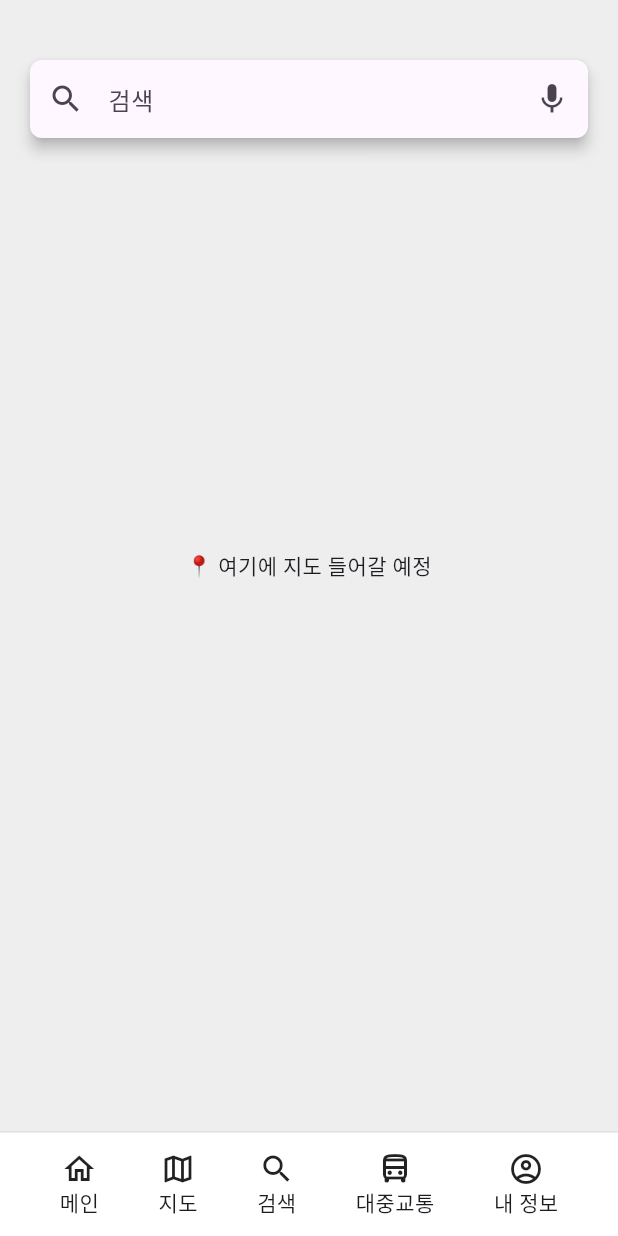
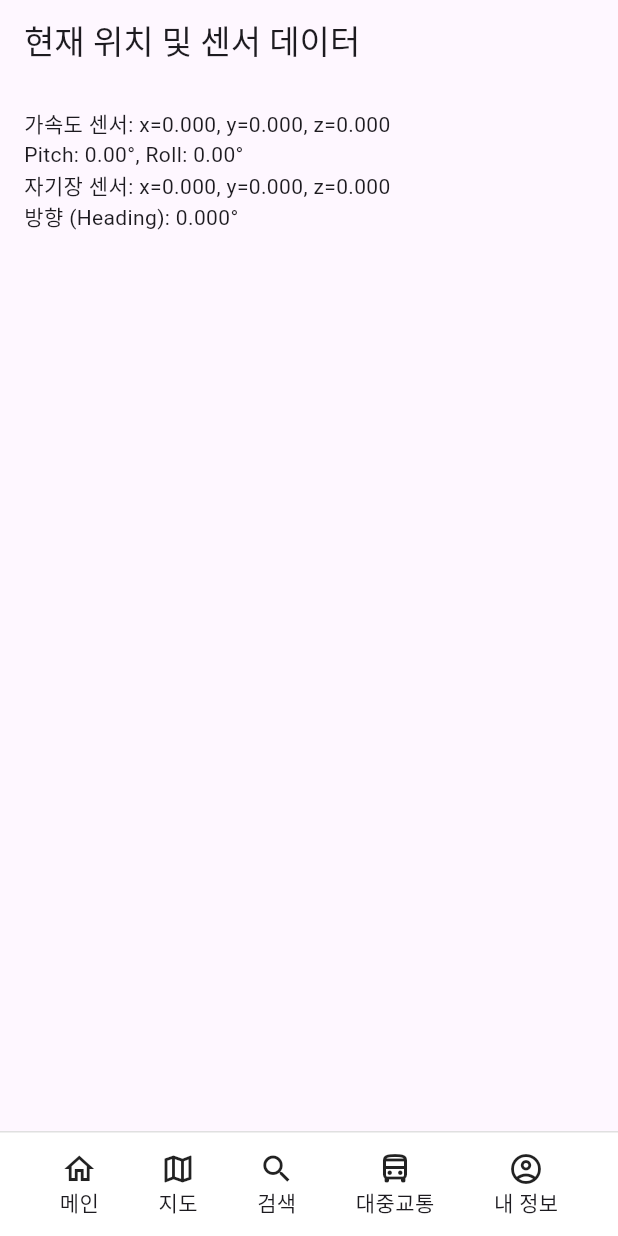
Before and after one commit to qwertyLEEJK/capstone-design, a Flutter app: the screen it shows after launch, on a phone screen of 412 x 824 dp. Run offline on Flutter 3.47's test engine with Material 3 defaults, Android fonts, the phone set to English and light mode, and no system bars; our stand-ins replace get; project files that could hold a hidden picture were left out.

Commit message:
feat sensor data

```diff
--- a/lib/function/sensor_controller.dart
+++ b/lib/function/sensor_controller.dart
@@ -1,6 +1,6 @@
 import 'package:get/get.dart';
 
-class SensorData{
+class SensorData {
   double x;
   double y;
   double z;
@@ -12,9 +12,9 @@ class SensorData{
 }
 
 class SensorController extends GetxController {
-  var accelerometer = SensorData(0, 0, 0).obs; //가속센서
-  var magnetometer = SensorData(0, 0, 0).obs; //지자기센서
-  var direction = 0.0.obs; //방향센서
+  var accelerometer = SensorData(0, 0, 0).obs; // 가속센서
+  var magnetometer = SensorData(0, 0, 0).obs;  // 지자기센서
+  var direction = 0.0.obs;                      // 방향센서
 
   void updateAccelerometer(double x, double y, double z) {
     accelerometer.value = SensorData(x, y, z);
@@ -24,7 +24,18 @@ class SensorController extends GetxController {
     magnetometer.value = SensorData(x, y, z);
   }
 
-  void updateDirection(double heading) {
+  // pitch와 roll도 같이 업데이트하는 메서드
+  void updateDirection(double heading, double pitch, double roll) {
     direction.value = heading;
+    // 기존 accelerometer 객체를 복사해 pitch, roll, heading 반영
+    final current = accelerometer.value;
+    accelerometer.value = SensorData(
+      current.x,
+      current.y,
+      current.z,
+      pitch: pitch,
+      roll: roll,
+      heading: heading,
+    );
   }
 }
--- a/lib/main.dart
+++ b/lib/main.dart
@@ -1,6 +1,7 @@
 import 'package:flutter/material.dart';
 import 'screens/campus_map_screen.dart';
 import 'components/bottom_Navbar.dart';
+import 'screens/sensor_test.dart';
 
 void main() {
   runApp(const MyApp());
@@ -16,7 +17,7 @@ class MyApp extends StatelessWidget {
       debugShowCheckedModeBanner: false,
       theme: ThemeData(useMaterial3: true),
       home: Scaffold(
-        body: CampusMapScreen(),
+        body: Sensor_test(),
         bottomNavigationBar: BottomNavBar(
           navigating: false,
           onStopNavigation: () {},
--- /dev/null
+++ b/lib/screens/sensor_test.dart
@@ -0,0 +1,36 @@
+import 'package:flutter/material.dart';
+import 'package:get/get.dart';
+import '../function/sensor_controller.dart'; // 실제 경로 맞게 수정
+
+class Sensor_test extends StatelessWidget {
+  final SensorController sensorController = Get.put(SensorController());
+
+  Sensor_test({super.key});
+
+  String radToDegree(double rad) => (rad * 180 / 3.141592653589793).toStringAsFixed(2);
+
+  @override
+  Widget build(BuildContext context) {
+    return Scaffold(
+      appBar: AppBar(title: const Text('현재 위치 및 센서 데이터')),
+      body: Padding(
+        padding: const EdgeInsets.all(16.0),
+        child: Obx(() {
+          final accel = sensorController.accelerometer.value;
+          final mag = sensorController.magnetometer.value;
+          final heading = sensorController.direction.value;
+
+          return Column(
+            crossAxisAlignment: CrossAxisAlignment.start,
+            children: [
+              Text('가속도 센서: x=${accel.x.toStringAsFixed(3)}, y=${accel.y.toStringAsFixed(3)}, z=${accel.z.toStringAsFixed(3)}'),
+              Text('Pitch: ${radToDegree(accel.pitch)}°, Roll: ${radToDegree(accel.roll)}°'),
+              Text('자기장 센서: x=${mag.x.toStringAsFixed(3)}, y=${mag.y.toStringAsFixed(3)}, z=${mag.z.toStringAsFixed(3)}'),
+              Text('방향 (Heading): ${heading.toStringAsFixed(3)}°'),
+            ],
+          );
+        }),
+      ),
+    );
+  }
+}
```
